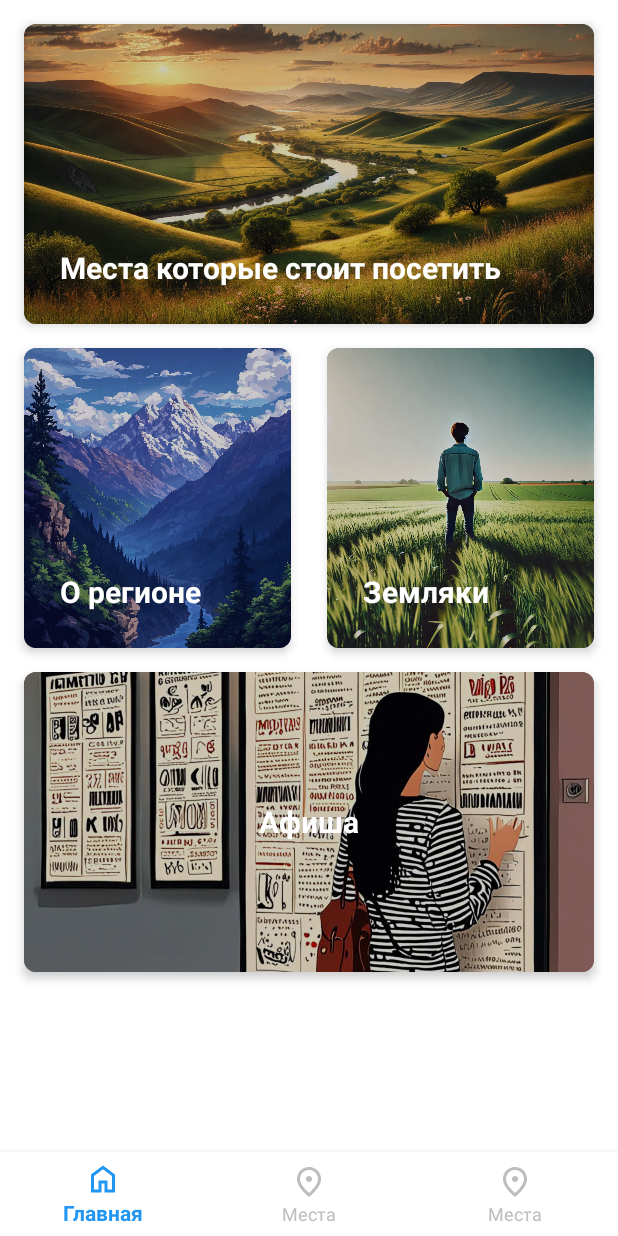
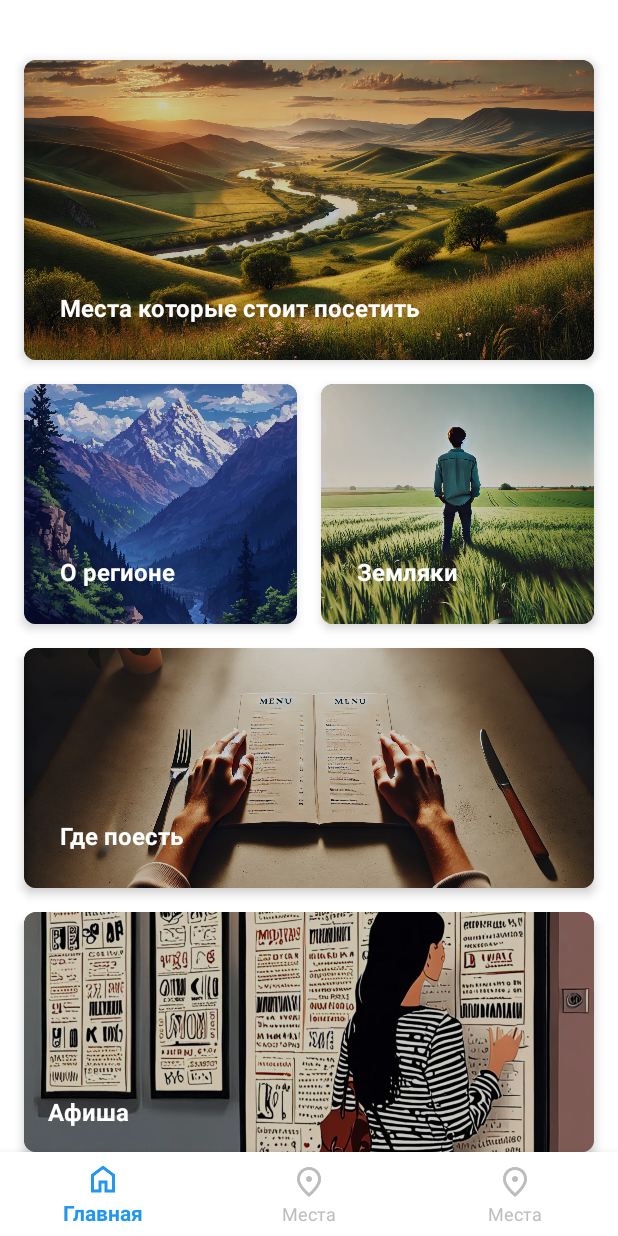
Before and after one commit to Plyshkaa/StavropolApp, an Android app built with Jetpack Compose: the screen it shows after launch (MainActivity), on a phone screen of 412 x 824 dp. Run offline under Robolectric (Android 15) with nearby library versions, the phone set to English and light mode, and no system bars.

Commit message:
добавил блок с едой и исправил афишу

```diff
--- a/app/src/main/res/layout/activity_main.xml
+++ b/app/src/main/res/layout/activity_main.xml
@@ -4,9 +4,8 @@
     xmlns:tools="http://schemas.android.com/tools"
     android:layout_width="match_parent"
     android:layout_height="match_parent"
-    android:background="@android:color/white"
     tools:context=".MainActivity"
-    android:fitsSystemWindows="true">
+    android:background="@android:color/white">
 
     <!-- Фрейм для отображения фрагментов -->
     <FrameLayout
@@ -43,14 +42,15 @@
         android:layout_height="wrap_content"
         android:layout_marginStart="16dp"
         android:layout_marginEnd="16dp"
-        android:layout_marginTop="16dp"
+        android:layout_marginTop="40dp"
         app:layout_constraintTop_toTopOf="parent"
         app:layout_constraintStart_toStartOf="parent"
         app:layout_constraintEnd_toEndOf="parent"
         app:cardCornerRadius="8dp"
         app:cardElevation="4dp"
         android:clickable="true"
-        android:focusable="true">
+        android:focusable="true"
+        >
 
         <RelativeLayout
             android:layout_width="match_parent"
@@ -75,7 +75,7 @@
                 android:layout_alignParentBottom="true"
                 android:layout_margin="16dp"
                 android:text="Места которые стоит посетить"
-                android:textSize="20sp"
+                android:textSize="16sp"
                 android:textStyle="bold"
                 android:textColor="@android:color/white"
                 android:background="@android:color/transparent"
@@ -88,21 +88,19 @@
         android:id="@+id/card_view_region"
         android:layout_width="0dp"
         android:layout_height="wrap_content"
+        android:layout_marginTop="16dp"
+        android:layout_marginStart="16dp"
+        android:layout_marginEnd="8dp"
         app:layout_constraintTop_toBottomOf="@id/card_view_places"
         app:layout_constraintStart_toStartOf="parent"
         app:layout_constraintEnd_toStartOf="@id/card_view_famous_people"
-        android:layout_marginStart="16dp"
-        android:layout_marginEnd="8dp"
-        android:layout_marginTop="16dp"
-        android:layout_margin="16dp"
-        android:layout_marginBottom="16dp"
         app:cardCornerRadius="8dp"
         app:cardElevation="4dp"
         android:clickable="true">
 
         <RelativeLayout
             android:layout_width="match_parent"
-            android:layout_height="200dp">
+            android:layout_height="160dp">
 
             <ImageView
                 android:id="@+id/image_about_region"
@@ -122,8 +120,8 @@
                 android:layout_height="wrap_content"
                 android:layout_alignParentBottom="true"
                 android:layout_margin="16dp"
+                android:textSize="16sp"
                 android:text="О регионе"
-                android:textSize="20sp"
                 android:textStyle="bold"
                 android:textColor="@android:color/white"
                 android:background="@android:color/transparent"
@@ -135,20 +133,19 @@
         android:id="@+id/card_view_famous_people"
         android:layout_width="0dp"
         android:layout_height="wrap_content"
+        android:layout_marginTop="16dp"
+        android:layout_marginStart="8dp"
+        android:layout_marginEnd="16dp"
         app:layout_constraintTop_toBottomOf="@id/card_view_places"
         app:layout_constraintStart_toEndOf="@id/card_view_region"
         app:layout_constraintEnd_toEndOf="parent"
-        android:layout_marginStart="8dp"
-        android:layout_marginEnd="16dp"
-        android:layout_marginTop="16dp"
-        android:layout_marginBottom="16dp"
         app:cardCornerRadius="8dp"
         app:cardElevation="4dp"
         android:clickable="true">
 
         <RelativeLayout
             android:layout_width="match_parent"
-            android:layout_height="200dp">
+            android:layout_height="160dp">
 
             <ImageView
                 android:id="@+id/image_famous_people"
@@ -170,7 +167,7 @@
                 android:layout_alignParentBottom="true"
                 android:layout_margin="16dp"
                 android:text="Земляки"
-                android:textSize="20sp"
+                android:textSize="16sp"
                 android:textStyle="bold"
                 android:textColor="@android:color/white"
                 android:background="@android:color/transparent"
@@ -178,17 +175,15 @@
         </RelativeLayout>
     </androidx.cardview.widget.CardView>
 
-    <!-- Карточка "Афиша", занимает 90% ширины с отступами -->
+    <!-- Карточка "Где поесть" -->
     <androidx.cardview.widget.CardView
-        android:id="@+id/card_view_afisha"
+        android:id="@+id/card_view_where_to_eat"
         android:layout_width="0dp"
         android:layout_height="wrap_content"
         android:layout_marginStart="16dp"
         android:layout_marginEnd="16dp"
         android:layout_marginTop="16dp"
-        android:layout_margin="16dp"
-        android:layout_marginBottom="16dp"
-        app:layout_constraintTop_toBottomOf="@id/card_view_region"
+        app:layout_constraintTop_toBottomOf="@id/card_view_famous_people"
         app:layout_constraintStart_toStartOf="parent"
         app:layout_constraintEnd_toEndOf="parent"
         app:cardCornerRadius="8dp"
@@ -198,7 +193,54 @@
 
         <RelativeLayout
             android:layout_width="match_parent"
-            android:layout_height="wrap_content">
+            android:layout_height="160dp">
+
+            <ImageView
+                android:id="@+id/where_to_eat_image"
+                android:layout_width="match_parent"
+                android:layout_height="match_parent"
+                android:scaleType="centerCrop"
+                android:src="@drawable/ic_where_to_eat" />
+            <!-- Полупрозрачный черный фон для затемнения -->
+            <View
+                android:layout_width="match_parent"
+                android:layout_height="match_parent"
+                android:background="#33000000" /> <!-- Черный цвет с прозрачностью 20% -->
+
+            <TextView
+                android:id="@+id/main_description_where_to_eat"
+                android:layout_width="wrap_content"
+                android:layout_height="wrap_content"
+                android:layout_alignParentBottom="true"
+                android:layout_margin="16dp"
+                android:text="Где поесть"
+                android:textSize="16sp"
+                android:textStyle="bold"
+                android:textColor="@android:color/white"
+                android:background="@android:color/transparent"
+                android:padding="8dp" />
+        </RelativeLayout>
+    </androidx.cardview.widget.CardView>
+
+    <!-- Изменение размера блока "Афиша" -->
+    <androidx.cardview.widget.CardView
+        android:id="@+id/card_view_afisha"
+        android:layout_width="0dp"
+        android:layout_height="wrap_content"
+        android:layout_marginStart="16dp"
+        android:layout_marginEnd="16dp"
+        android:layout_marginTop="16dp"
+        app:layout_constraintTop_toBottomOf="@id/card_view_where_to_eat"
+        app:layout_constraintStart_toStartOf="parent"
+        app:layout_constraintEnd_toEndOf="parent"
+        app:cardCornerRadius="8dp"
+        app:cardElevation="4dp"
+        android:clickable="true"
+        android:focusable="true">
+
+        <RelativeLayout
+            android:layout_width="match_parent"
+            android:layout_height="160dp">
 
             <!-- Изображение афиши -->
             <ImageView
@@ -219,16 +261,15 @@
                 android:id="@+id/afisha_title"
                 android:layout_width="wrap_content"
                 android:layout_height="wrap_content"
-                android:layout_centerInParent="true"
+                android:layout_alignParentBottom="true"
+                android:layout_alignParentStart="true"
+                android:layout_margin="16dp"
                 android:text="Афиша"
-                android:textSize="20sp"
+                android:textSize="16sp"
                 android:textStyle="bold"
                 android:textColor="@android:color/white"
-                android:gravity="center"
-                android:padding="8dp"
                 android:background="@android:color/transparent"/>
         </RelativeLayout>
     </androidx.cardview.widget.CardView>
 
-
 </androidx.constraintlayout.widget.ConstraintLayout>
```
Also changed, not shown: app/src/main/res/drawable/ic_where_to_eat.png (added).
